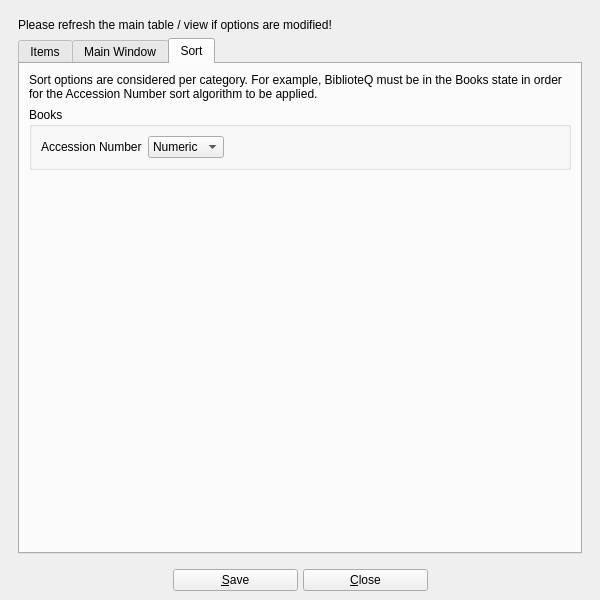
textbrowser/biblioteq, file UI/biblioteq_otheroptions.ui: the form before one commit.
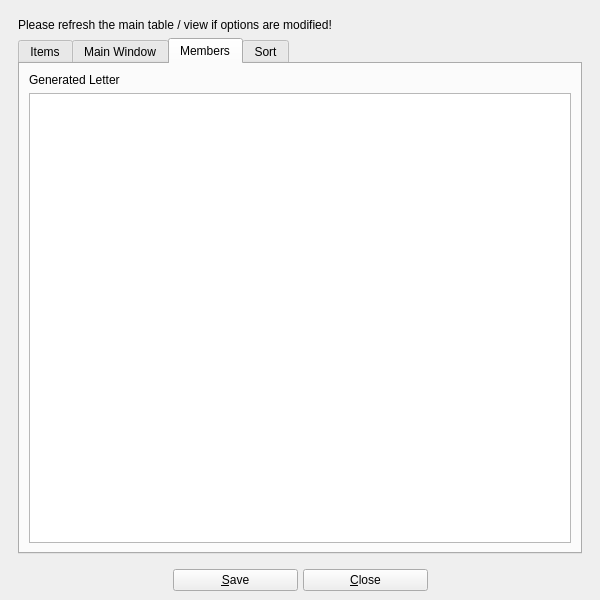
The form after the commit. The open tabs and pages were chosen to show the change. Icons and pictures are not drawn.

Commit message: Membership Fees.

Diff of the .ui file:
```diff
--- a/UI/biblioteq_otheroptions.ui
+++ b/UI/biblioteq_otheroptions.ui
@@ -370,6 +370,30 @@
           </widget>
           <widget class="QWidget" name="tab_3">
            <attribute name="title">
+            <string>Members</string>
+           </attribute>
+           <layout class="QVBoxLayout" name="verticalLayout_8">
+            <item>
+             <widget class="QLabel" name="label_9">
+              <property name="text">
+               <string>Generated Letter</string>
+              </property>
+             </widget>
+            </item>
+            <item>
+             <widget class="QPlainTextEdit" name="generated_letter">
+              <property name="toolTip">
+               <string>&lt;html&gt;&lt;head/&gt;&lt;body&gt;&lt;p&gt;Dear %1, %2,&lt;/p&gt;&lt;p&gt;Your Membership Fees of %3 are currently due.&lt;/p&gt;&lt;p&gt;Thank you for your continued support.&lt;/p&gt;&lt;/body&gt;&lt;/html&gt;</string>
+              </property>
+              <property name="plainText">
+               <string/>
+              </property>
+             </widget>
+            </item>
+           </layout>
+          </widget>
+          <widget class="QWidget" name="tab_4">
+           <attribute name="title">
             <string>Sort</string>
            </attribute>
            <layout class="QVBoxLayout" name="verticalLayout_3">
```
Left out of the diff: 3 changed lines with no effect on the pictures. The commit also changes 1 other file.
